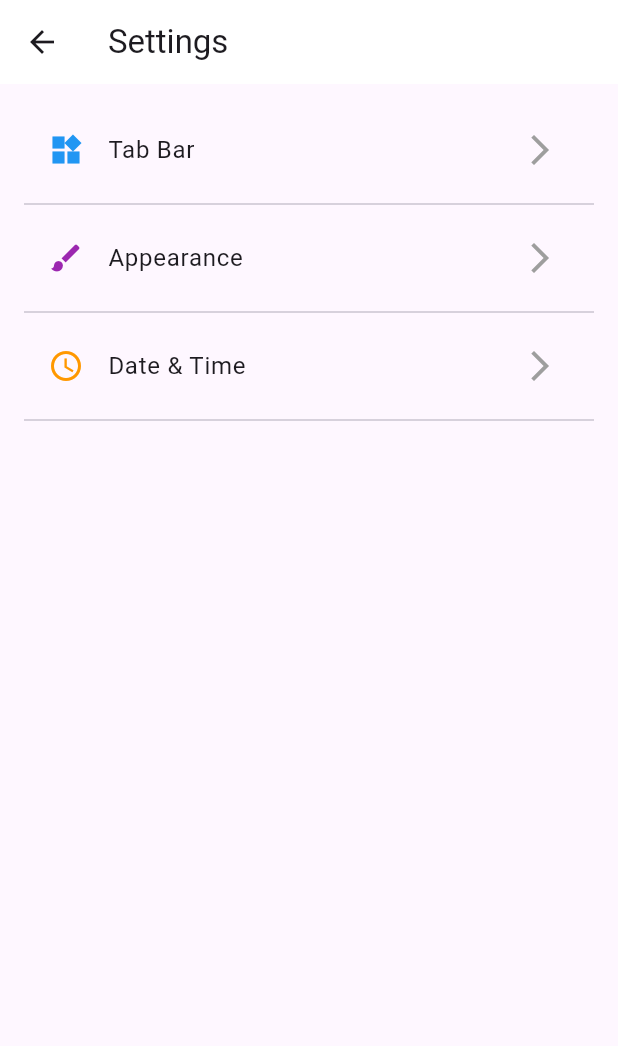
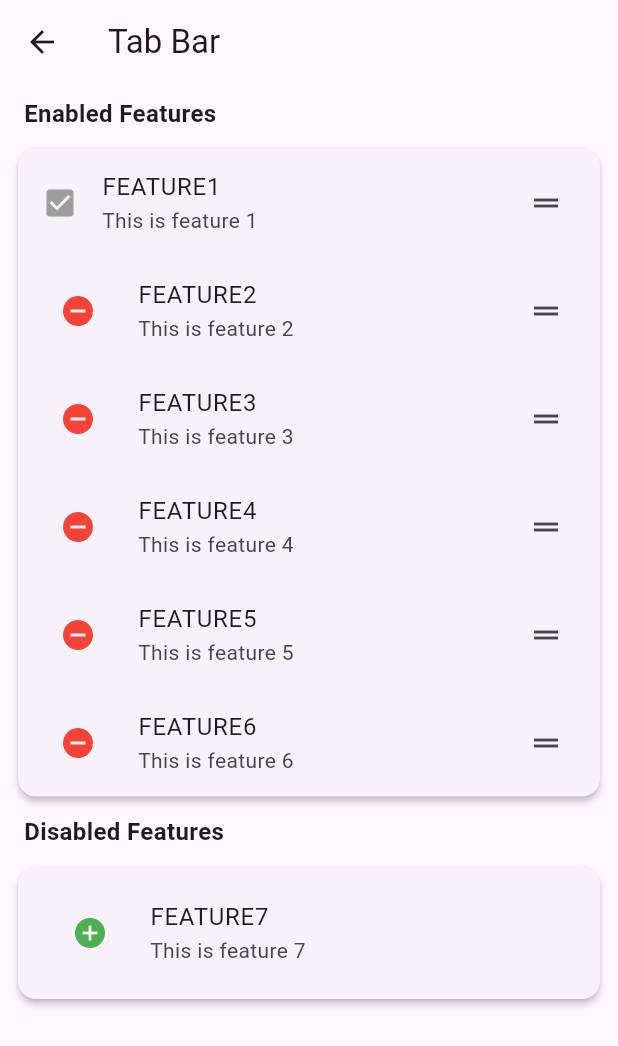
Before and after one commit to Prathamesh0009/ts_social, a Flutter app: the SettingsScreen screen opened directly, after a tap on "Tab Bar", on a phone screen of 412 x 824 dp. Shown: the top 1046 px of the screen. Run offline on Flutter 3.47's test engine with Material 3 defaults, Android fonts, the phone set to English and light mode, and no system bars; our stand-ins replace flutter_svg; missing offline and left inert: amplify_auth_cognito, amplify_flutter.

Commit message:
added_tab_bar

```diff
--- a/lib/main.dart
+++ b/lib/main.dart
@@ -1,4 +1,5 @@
 import 'package:flutter/material.dart';
+import 'package:ts_social/screens/landing_screen.dart';
 import 'package:ts_social/screens/welcome_screen.dart';
 import 'package:ts_social/services/amplify_service.dart';
 
--- a/lib/screens/feature1_screen.dart
+++ b/lib/screens/feature1_screen.dart
@@ -10,7 +10,7 @@ class Feature1Screen extends StatefulWidget {
 class _Feature1ScreenState extends State<Feature1Screen> {
   @override
   Widget build(BuildContext context) {
-    return const Scaffold(
+    return Scaffold(
       body: Text("feature screen 1",textAlign: TextAlign.center,),
     );
   }
--- a/lib/screens/settings_screen.dart
+++ b/lib/screens/settings_screen.dart
@@ -1,4 +1,5 @@
 import 'package:flutter/material.dart';
+import 'package:ts_social/screens/tab_bar_screen.dart';
 
 class SettingsScreen extends StatefulWidget {
   const SettingsScreen({super.key});
@@ -30,7 +31,9 @@ class _SettingsScreenState extends State<SettingsScreen> {
             leading: const Icon(Icons.widgets, color: Colors.blue),
             title: const Text('Tab Bar'),
             trailing: const Icon(Icons.arrow_forward_ios, color: Colors.grey),
-            onTap: () {},
+            onTap: () {
+              Navigator.push(context, MaterialPageRoute(builder: (context)=>const TabBarScreen(),),);
+            },
           ),
           const Divider(),
 
--- /dev/null
+++ b/lib/screens/tab_bar_screen.dart
@@ -0,0 +1,161 @@
+import 'package:flutter/material.dart';
+
+class TabBarScreen extends StatefulWidget {
+  const TabBarScreen({super.key});
+
+  @override
+  State<TabBarScreen> createState() => _TabBarScreenState();
+}
+
+class _TabBarScreenState extends State<TabBarScreen> {
+  // Lists for enabled and disabled features with descriptions
+  List<Map<String, String>> _enabledFeatures = [
+    {'title': 'FEATURE1', 'description': 'This is feature 1'},
+    {'title': 'FEATURE2', 'description': 'This is feature 2'},
+    {'title': 'FEATURE3', 'description': 'This is feature 3'},
+    {'title': 'FEATURE4', 'description': 'This is feature 4'},
+    {'title': 'FEATURE5', 'description': 'This is feature 5'},
+    {'title': 'FEATURE6', 'description': 'This is feature 6'},
+  ];
+
+  List<Map<String, String>> _disabledFeatures = [
+    {'title': 'FEATURE7', 'description': 'This is feature 7'}
+  ];
+
+  @override
+  Widget build(BuildContext context) {
+    return Scaffold(
+      appBar: AppBar(
+        title: const Text('Tab Bar'),
+      ),
+      body: LayoutBuilder(
+        builder: (context, constraints) {
+          return Column(
+            children: [
+              Expanded(
+                child: SingleChildScrollView(
+                  child: Column(
+                    crossAxisAlignment: CrossAxisAlignment.start,
+                    children: [
+                      const Padding(
+                        padding: EdgeInsets.symmetric(
+                            horizontal: 16.0, vertical: 8.0),
+                        child: Text(
+                          'Enabled Features',
+                          style: TextStyle(
+                            fontWeight: FontWeight.bold,
+                            fontSize: 16,
+                          ),
+                        ),
+                      ),
+                      Padding(
+                        padding: const EdgeInsets.symmetric(horizontal: 8.0),
+                        child: Card(
+                          elevation: 2,
+                          child: ConstrainedBox(
+                            constraints: BoxConstraints(
+                              maxHeight: constraints.maxHeight * 0.7,
+                            ),
+                            child: ReorderableListView.builder(
+                              shrinkWrap: true,
+                              physics: const BouncingScrollPhysics(),
+                              itemCount: _enabledFeatures.length,
+                              onReorder: (oldIndex, newIndex) {
+                                setState(() {
+                                  if (oldIndex < newIndex) {
+                                    newIndex -= 1;
+                                  }
+                                  final Map<String, String> movedFeature =
+                                      _enabledFeatures.removeAt(oldIndex);
+                                  _enabledFeatures.insert(
+                                      newIndex, movedFeature);
+                                });
+                              },
+                              itemBuilder: (context, index) {
+                                return ListTile(
+                                  key: Key('enabled-$index'),
+                                  title: Text(_enabledFeatures[index]['title']!),
+                                  subtitle: Text(_enabledFeatures[index]
+                                          ['description']!),
+                                  leading: index == 0
+                                      ? const Icon(Icons.check_box,
+                                          color: Colors.grey)
+                                      : IconButton(
+                                          icon: const Icon(
+                                            Icons.remove_circle,
+                                            color: Colors.red,
+                                          ),
+                                          onPressed: () {
+                                            setState(() {
+                                              _disabledFeatures.add(
+                                                  _enabledFeatures
+                                                      .removeAt(index));
+                                            });
+                                          },
+                                        ),
+                                  trailing: const Icon(Icons.drag_handle),
+                                );
+                              },
+                            ),
+                          ),
+                        ),
+                      ),
+
+                      const Padding(
+                        padding: EdgeInsets.symmetric(
+                            horizontal: 16.0, vertical: 8.0),
+                        child: Text(
+                          'Disabled Features',
+                          style: TextStyle(
+                            fontWeight: FontWeight.bold,
+                            fontSize: 16,
+                          ),
+                        ),
+                      ),
+
+                      Padding(
+                        padding: const EdgeInsets.symmetric(horizontal: 8.0),
+                        child: Card(
+                          elevation: 2,
+                          child: Padding(
+                            padding: const EdgeInsets.all(8.0),
+                            child: ListView.builder(
+                              shrinkWrap: true,
+                              physics: const NeverScrollableScrollPhysics(),
+                              itemCount: _disabledFeatures.length,
+                              itemBuilder: (context, index) {
+                                return ListTile(
+                                  key: Key('disabled-$index'),
+                                  title: Text(_disabledFeatures[index]
+                                      ['title']!),
+                                  subtitle: Text(_disabledFeatures[index]
+                                          ['description']!),
+                                  leading: IconButton(
+                                    icon: const Icon(
+                                      Icons.add_circle,
+                                      color: Colors.green,
+                                    ),
+                                    onPressed: () {
+                                      setState(() {
+                                        _enabledFeatures.add(
+                                            _disabledFeatures.removeAt(index));
+                                      });
+                                    },
+                                  ),
+                                );
+                              },
+                            ),
+                          ),
+                        ),
+                      ),
+                    ],
+                  ),
+                ),
+              ),
+            ],
+          );
+        },
+      ),
+    );
+  }
+}
```
Also changed, not shown: lib/screens/feature4_screen.dart (added, +17 -0 lines), lib/screens/feature5_screen.dart (added, +17 -0 lines), lib/screens/feature6_screen.dart (added, +17 -0 lines), lib/screens/landing_screen.dart (+36 -42 lines).
